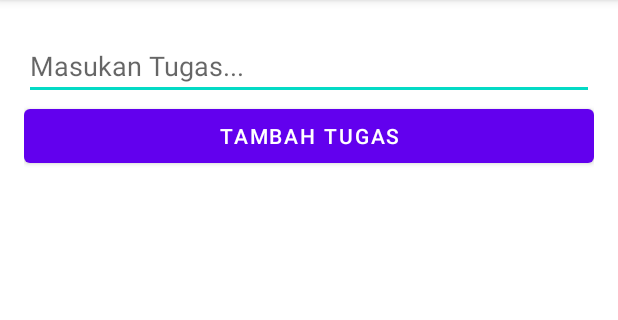
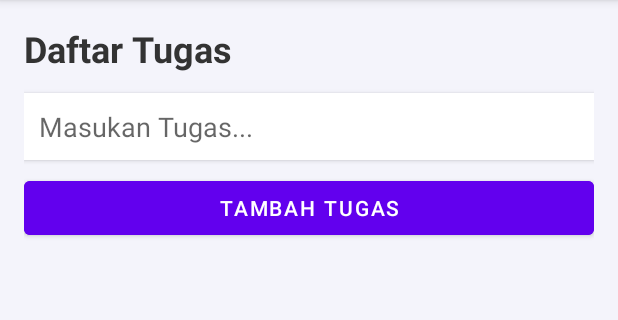
Before and after one commit to naa166/apitodo, an Android app: the screen it shows after launch (MainActivity), on a phone screen of 412 x 824 dp, the part 84-404 px from its top. Run offline under Robolectric (Android 15) with nearby library versions, the phone set to English and light mode, and no system bars.

Commit message:
pesan commit

```diff
--- a/app/src/main/res/layout/activity_main.xml
+++ b/app/src/main/res/layout/activity_main.xml
@@ -1,31 +1,47 @@
 <?xml version="1.0" encoding="utf-8"?>
 <LinearLayout xmlns:android="http://schemas.android.com/apk/res/android"
-    xmlns:app="http://schemas.android.com/apk/res-auto"
     xmlns:tools="http://schemas.android.com/tools"
     android:layout_width="match_parent"
     android:layout_height="match_parent"
     android:orientation="vertical"
     android:padding="16dp"
-    tools:context=".MainActivity" >
+    android:background="#F4F4FB"
+    tools:context=".MainActivity">
+
+    <TextView
+        android:layout_width="match_parent"
+        android:layout_height="wrap_content"
+        android:text="Daftar Tugas"
+        android:textSize="24sp"
+        android:textStyle="bold"
+        android:textColor="#333333"
+        android:layout_marginBottom="8dp" />
 
     <EditText
         android:id="@+id/inputTodo"
         android:layout_width="match_parent"
         android:layout_height="wrap_content"
-        android:ems="10"
         android:layout_marginTop="5dp"
-        android:inputType="textPersonName"
-        android:hint="Masukan Tugas..." />
+        android:background="@android:color/white"
+        android:padding="10dp"
+        android:elevation="2dp"
+        android:hint="Masukan Tugas..."
+        android:inputType="text"
+        android:drawablePadding="8dp" />
 
     <Button
         android:id="@+id/btnAdd"
         android:layout_width="match_parent"
         android:layout_height="wrap_content"
-        android:text="Tambah Tugas" />
+        android:layout_marginTop="8dp"
+        android:text="Tambah Tugas"
+        android:backgroundTint="@color/purple_500"
+        android:textColor="@android:color/white" />
 
     <androidx.recyclerview.widget.RecyclerView
         android:id="@+id/rvTodo"
+        android:layout_width="match_parent"
+        android:layout_height="0dp"
         android:layout_marginTop="10dp"
-        android:layout_width="match_parent"
-        android:layout_height="match_parent" />
+        android:layout_weight="1" />
 </LinearLayout>
```
Also changed, not shown: app/src/main/res/drawable/ic_delete_24.xml (added, +10 -0 lines), app/src/main/res/layout/item_todo.xml (+6 -6 lines).
